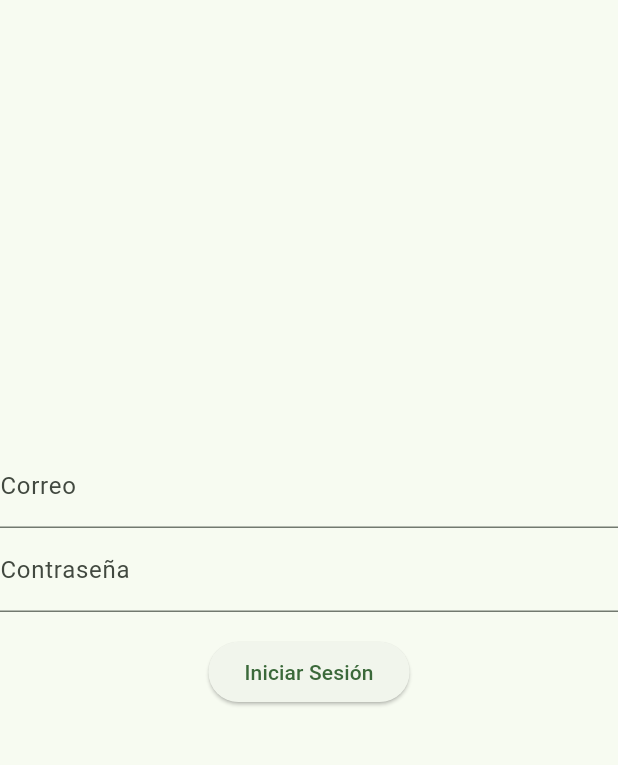
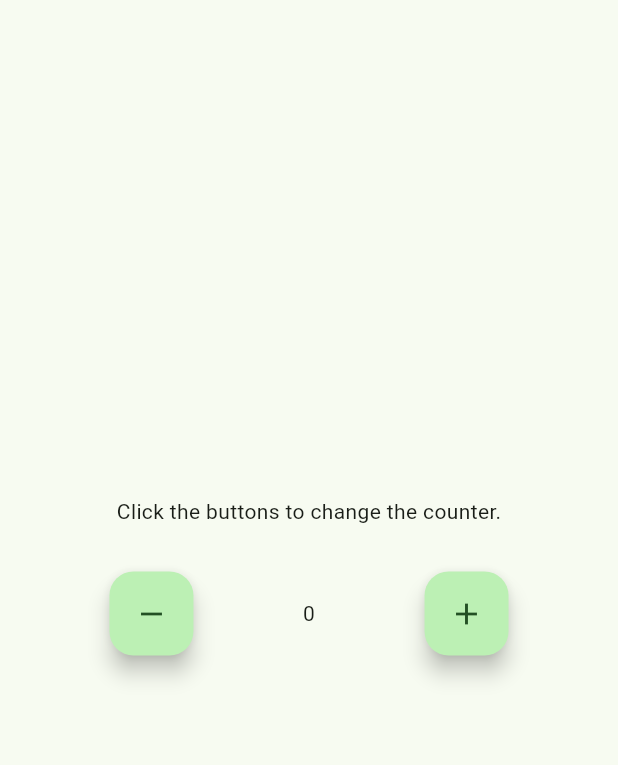
Before and after one commit to gerardo7996/DMI-SHU2, a Flutter app: the screen it shows after launch, on a phone screen of 412 x 824 dp, the part 84-849 px from its top. Run offline on Flutter 3.47's test engine with Material 3 defaults, Android fonts, the phone set to English and light mode, and no system bars.

Commit message:
Estructura MVC

```diff
--- a/lib/main.dart
+++ b/lib/main.dart
@@ -1,4 +1,5 @@
 import 'package:flutter/material.dart';
+import 'mvc/view/my_home_page.dart';
 
 void main() {
   runApp(const MyApp());
@@ -18,68 +19,7 @@
             seedColor: const Color.fromRGBO(0, 125, 34, 1)),
         useMaterial3: true,
       ),
-      home: Scaffold(
-        appBar: AppBar(
-          backgroundColor: const Color.fromRGBO(0, 125, 34, 1),
-          centerTitle: false, // Centra el título en la AppBar
-          title: const Text(
-            'EcoTI Mobile',
-            style: TextStyle(
-              color: Color.fromRGBO(255, 255, 255, 1),
-              fontWeight: FontWeight.bold,
-            ),
-          ),
-        ),
-        body: const Center(
-          child: LoginForm(),
-        ),
-      ),
+      home: const MyHomePage(),
     );
   }
 }
-
-class LoginForm extends StatefulWidget {
-  const LoginForm({super.key});
-
-  @override
-  _LoginFormState createState() => _LoginFormState();
-}
-
-class _LoginFormState extends State<LoginForm> {
-  final TextEditingController _emailController = TextEditingController();
-  final TextEditingController _passwordController = TextEditingController();
-
-  @override
-  Widget build(BuildContext context) {
-    return Form(
-      child: Column(
-        mainAxisAlignment: MainAxisAlignment.center,
-        children: [
-          TextFormField(
-            controller: _emailController,
-            decoration: const InputDecoration(
-              labelText: 'Correo',
-            ),
-          ),
-          TextFormField(
-            controller: _passwordController,
-            obscureText: true,
-            decoration: const InputDecoration(
-              labelText: 'Contraseña',
-            ),
-          ),
-          const SizedBox(height: 16.0),
-          ElevatedButton(
-            onPressed: () {
-              // Aquí puedes agregar la lógica para manejar el inicio de sesión
-              String email = _emailController.text;
-              String password = _passwordController.text;
-              // Realiza acciones con el correo y la contraseña
-            },
-            child: const Text('Iniciar Sesión'),
-          ),
-        ],
-      ),
-    );
-  }
-}
--- /dev/null
+++ b/lib/mvc/controller/controller.dart
@@ -0,0 +1,10 @@
+import 'package:ecoti_app_mobile/mvc/model/model.dart';
+
+class Controller {
+  Controller({required this.model});
+  final Model model;
+
+  int get counter => model.getCounter();
+  void increment() => model.incrementCounter();
+  void decrement() => model.decrementCounter();
+}
--- /dev/null
+++ b/lib/mvc/model/model.dart
@@ -0,0 +1,6 @@
+class Model {
+  int _counter = 0;
+  int getCounter() => _counter;
+  int incrementCounter() => ++_counter;
+  int decrementCounter() => _counter--;
+}
--- /dev/null
+++ b/lib/mvc/view/my_home_page.dart
@@ -0,0 +1,70 @@
+import 'package:flutter/material.dart';
+import 'package:ecoti_app_mobile/mvc/controller/controller.dart';
+import 'package:ecoti_app_mobile/mvc/model/model.dart';
+
+class MyHomePage extends StatefulWidget {
+  const MyHomePage({super.key});
+
+  @override
+  State<MyHomePage> createState() => _MyHomePageState();
+}
+
+class _MyHomePageState extends State<MyHomePage> {
+  final Controller controller = Controller(
+    model: Model(),
+  );
+
+  @override
+  Widget build(BuildContext context) {
+    return Scaffold(
+      appBar: AppBar(
+        backgroundColor: const Color.fromRGBO(0, 125, 34, 1),
+        centerTitle: false, // Centra el título en la AppBar
+        title: const Text(
+          'EcoTI Mobile',
+          style: TextStyle(
+            color: Color.fromRGBO(255, 255, 255, 1),
+            fontWeight: FontWeight.bold,
+          ),
+        ),
+      ),
+      body: Center(
+        child: Column(
+          mainAxisAlignment: MainAxisAlignment.center,
+          children: <Widget>[
+            const Padding(
+              padding: EdgeInsets.only(bottom: 30),
+              child: Text('Click the buttons to change the counter.'),
+            ),
+            Row(
+              mainAxisAlignment: MainAxisAlignment.spaceEvenly,
+              children: <Widget>[
+                FloatingActionButton(
+                  onPressed: () {
+                    setState(
+                      controller.decrement,
+                    );
+                  },
+                  tooltip: 'Decrement',
+                  child: const Icon(Icons.remove),
+                ),
+                Text(
+                  controller.counter.toString(),
+                ),
+                FloatingActionButton(
+                  onPressed: () {
+                    setState(
+                      controller.increment,
+                    );
+                  },
+                  tooltip: 'Increment',
+                  child: const Icon(Icons.add),
+                ),
+              ],
+            ),
+          ],
+        ),
+      ),
+    );
+  }
+}
```
